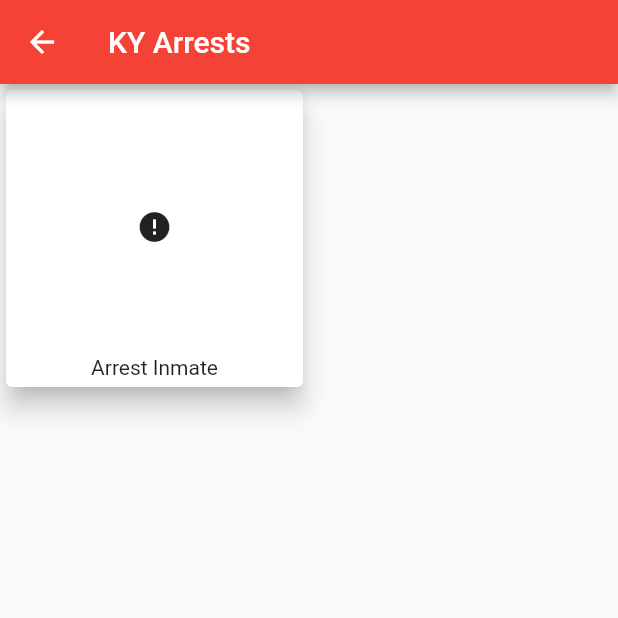
After one commit to gquarles/arrestalert, a Flutter app: the PersonPage screen opened directly, on a phone screen of 412 x 824 dp, the top half of it. The commit adds this screen. Run offline on Flutter 3.47's test engine with Material 2 defaults, Android fonts, the phone set to English and light mode, and no system bars; drawn by our look-alikes of cached_network_image; network calls fail.

Commit message:
Add jailpage

```diff
--- /dev/null
+++ b/lib/personPage.dart
@@ -0,0 +1,65 @@
+import 'package:arrestalert/api/recentArrests.dart';
+import 'package:arrestalert/widgets/personWidget.dart';
+import 'package:flutter/material.dart';
+
+import 'models/jail.dart';
+import 'models/person.dart';
+
+class PersonPage extends StatefulWidget {
+  PersonPage({Key key, this.jail}) : super(key: key);
+
+  final Jail jail;
+
+  @override
+  _PersonPageState createState() => _PersonPageState();
+}
+
+class _PersonPageState extends State<PersonPage> {
+  List<Person> people = new List<Person>();
+  bool loaded = false;
+
+  @override
+  void initState() {
+    fetchArrests();
+
+    super.initState();
+  }
+
+  void fetchArrests() async {
+    RecentArrests recentArrests = new RecentArrests();
+    List<Person> people = await recentArrests.fetch(widget.jail.id);
+
+    if (this.mounted) {
+      setState(() {
+        loaded = true;
+        people = people;
+      });
+    }
+
+  }
+
+  @override
+  Widget build(BuildContext context) {
+    return Scaffold(
+      appBar: AppBar(
+        title: Text('${widget.jail.name} Arrests'),
+      ),
+      body: Container(
+        child: GridView.count(
+          crossAxisCount: 2,
+          children: <Widget>[
+            PersonWidget(
+              person: Person(
+                  '',
+                  'Arrest Inmate',
+                  'https://imgstore.jailbase.com/small/arrested/ky-fcrj/2020-05-11/billy-joe-purvis-2010038178.pic1.jpg',
+                  '',
+                  2,
+                  List<String>()),
+            ),
+          ],
+        ),
+      ),
+    );
+  }
+}
--- a/lib/widgets/mugshot.dart
+++ b/lib/widgets/mugshot.dart
@@ -19,9 +19,9 @@ class _MugshotState extends State<Mugshot> {
   }
   @override
   Widget build(BuildContext context) {
-
     return Container(
        child: CachedNetworkImage(
+         fit: BoxFit.contain,
         imageUrl: widget.mugshot,
         placeholder: (context, url) => CircularProgressIndicator(),
         errorWidget: (context, url, error) => Icon(Icons.error),
--- a/lib/widgets/personWidget.dart
+++ b/lib/widgets/personWidget.dart
@@ -10,7 +10,25 @@ class PersonWidget extends StatelessWidget {
   @override
   Widget build(BuildContext context) {
     return Container(
-      child: Mugshot(mugshot: person.mugshot,),
+      child: Card(
+        elevation: 7,
+        child: Container(
+          padding: EdgeInsets.only(top: 5, bottom: 5, left: 5, right: 5),
+          child: Column(
+            mainAxisAlignment: MainAxisAlignment.center,
+            children: <Widget>[
+              Expanded(
+                child: Mugshot(
+                  mugshot: person.mugshot,
+                ),
+              ),
+              Container(
+                child: Text(person.name),
+              ),
+            ],
+          ),
+        ),
+      ),
     );
   }
 }
```
Also changed, not shown: lib/main.dart (+15 -12 lines).
